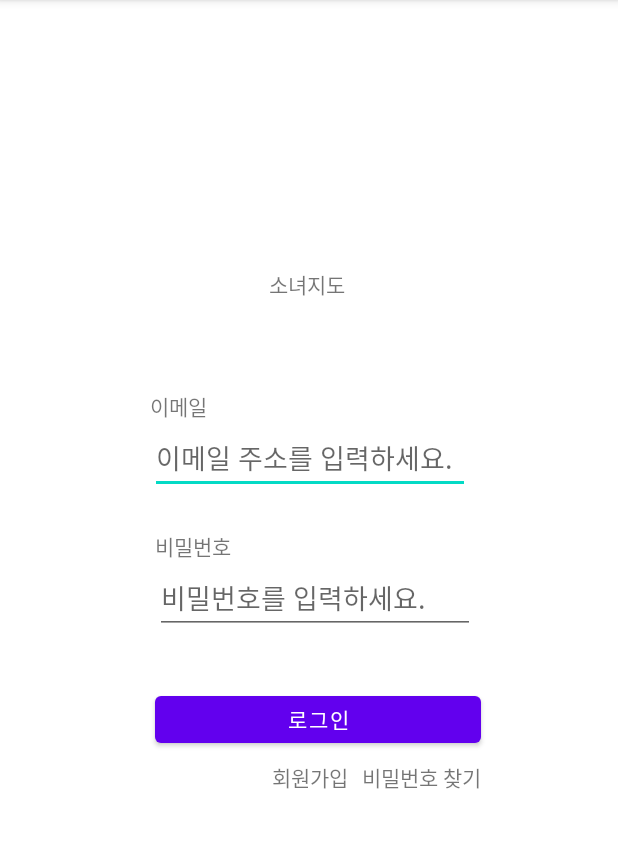
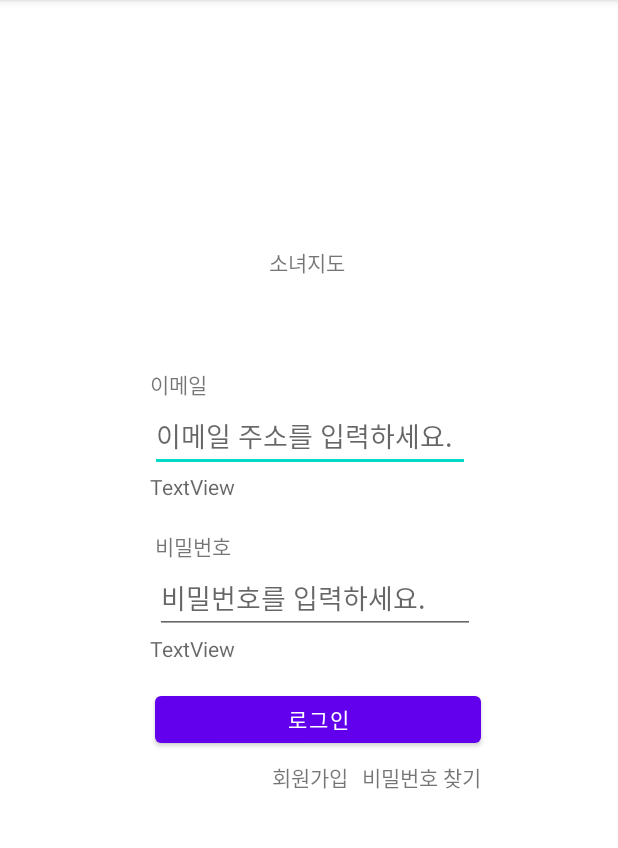
Before and after one commit to Hyobeen-Park/MapForGirls, an Android app: the screen it shows after launch (LoginActivity), after a tap on "로그인", on a phone screen of 412 x 824 dp, the part 84-932 px from its top. Run offline under Robolectric (Android 15) with nearby library versions, the phone set to English and light mode, and no system bars; our stand-ins replace Firebase (no records; nobody signed in at launch, a user with empty details on screens opened directly).

Commit message:
update login_activity

```diff
--- a/app/src/main/java/com/example/mapforgirls/LoginActivity.kt
+++ b/app/src/main/java/com/example/mapforgirls/LoginActivity.kt
@@ -10,6 +10,8 @@ import androidx.appcompat.app.AppCompatActivity
 import com.google.firebase.auth.FirebaseAuth
 import com.google.firebase.auth.FirebaseUser
 import kotlinx.android.synthetic.main.activity_login.*
+import java.util.regex.Matcher
+import java.util.regex.Pattern
 
 class LoginActivity : AppCompatActivity() {
     var auth : FirebaseAuth? = null
@@ -21,12 +23,14 @@ class LoginActivity : AppCompatActivity() {
 
         val login_btn = findViewById<Button>(R.id.login_btn)
         val login_email_et = findViewById<EditText>(R.id.login_email_et)
+        val login_email_warn = findViewById<TextView>(R.id.login_email_warn)
+        val login_pw_warn = findViewById<TextView>(R.id.login_pw_warn)
         val login_pw_et = findViewById<EditText>(R.id.login_pw_et)
         val login_signup_tvb = findViewById<TextView>(R.id.login_signup_tvb)
         val login_pw_tvb = findViewById<TextView>(R.id.login_pw_tvb)
 
         login_btn.setOnClickListener{
-            signinAndSignup()
+            signinEmail()
         }
 
         login_signup_tvb.setOnClickListener {
@@ -34,38 +38,46 @@ class LoginActivity : AppCompatActivity() {
             startActivity(intent)
         }
     }
-    fun signinAndSignup(){
-        auth?.createUserWithEmailAndPassword(login_email_et.text.toString(),login_pw_et.text.toString())
-            ?.addOnCompleteListener{
-                task ->
-                    if(task.isSuccessful){
-                        // 계정(아이디) 생성 성공
-                        moveMainPage(task.result.user)
-                    }else if(!task.exception?.message.isNullOrEmpty()){
-                        // 로그인 에러가 났을 경우
+
+    fun signinEmail(){  // 로그인하는 함수
+        // 아이디와 비밀번호가 채워지지 않은 경우
+        if(login_email_et.text.toString() == null || login_pw_et.text.toString() == null || login_email_et.text.toString().isEmpty() || login_pw_et.text.toString().isEmpty()) {
+            Toast.makeText(this, "아이디와 비밀번호를 채워주세요.", Toast.LENGTH_LONG).show()
+        } else if(!isEmail(login_email_et.text.toString())){  // 아이디가 이메일 형식이 아닐 경우
+            Toast.makeText(this,"이메일 형식으로 입력해주세요.", Toast.LENGTH_LONG).show()
+        } else {
+            auth?.signInWithEmailAndPassword(
+                login_email_et.text.toString(),
+                login_pw_et.text.toString()
+            )?.addOnCompleteListener { task ->
+                if (task.isSuccessful) {
+                    // 아이디와 패스워드가 맞았을 경우, 로그인
+                    moveMainPage(task.result.user)
+                } else {  // 아이디와 패스워드가 틀렸을 경우
+                    if (task.exception?.message.equals("The password is invalid or the user does not have a password.")) {  // 비밀번호가 틀렸을 경우
+                        Toast.makeText(this, "비밀번호가 일치하지 않습니다.", Toast.LENGTH_LONG).show()
+                    } else if (task.exception?.message.equals("There is no user record corresponding to this identifier. The user may have been deleted.")) {  // 존재하지 않는 계정일 경우
+                        Toast.makeText(this, "계정이 존재하지 않습니다.", Toast.LENGTH_LONG).show()
+                    } else {  // 로그인 오류
                         Toast.makeText(this, task.exception?.message, Toast.LENGTH_LONG).show()
-                    }else{
-                        // 계정이 있을 경우 로그인 화면으로 나가기
-                        signinEmail()
                     }
+                }
             }
         }
-    fun signinEmail(){
-        auth?.signInWithEmailAndPassword(login_email_et.text.toString(),login_pw_et.text.toString())
-            ?.addOnCompleteListener{
-                    task ->
-                if(task.isSuccessful){
-                    // 아이디와 패스워드가 맞았을 경우, 로그인
-                    moveMainPage(task.result.user)
-                }else{
-                    // 아이디와 패스워드가 틀렸을 경우
-                    Toast.makeText(this, task.exception?.message, Toast.LENGTH_LONG).show()
-                }
-            }
     }
-    fun moveMainPage(user: FirebaseUser?){
+    fun moveMainPage(user: FirebaseUser?){  // 메인 페이지로 이동하는 함수
         if(user != null){
             startActivity(Intent(this, MainActivity::class.java))
         }
     }
+    fun isEmail(email: String?): Boolean {  // 아이디가 이메일 형식이 맞는지 확인하는 함수
+        var returnValue = false
+        val regex = "^[_a-zA-Z0-9-\\.]+@[\\.a-zA-Z0-9-]+\\.[a-zA-Z]+$"
+        val p: Pattern = Pattern.compile(regex)
+        val m: Matcher = p.matcher(email)
+        if (m.matches()) {
+            returnValue = true
+        }
+        return returnValue
+    }
 }
--- a/app/src/main/res/layout/activity_login.xml
+++ b/app/src/main/res/layout/activity_login.xml
@@ -11,11 +11,10 @@
         android:layout_width="wrap_content"
         android:layout_height="wrap_content"
         android:layout_marginStart="100dp"
-        android:layout_marginBottom="24dp"
         android:ems="10"
         android:hint="이메일 주소를 입력하세요."
         android:inputType="textPersonName"
-        app:layout_constraintBottom_toTopOf="@+id/login_pw_tv"
+        app:layout_constraintBottom_toTopOf="@+id/login_email_warn"
         app:layout_constraintStart_toStartOf="parent" />
 
     <TextView
@@ -42,11 +41,10 @@
         android:layout_width="wrap_content"
         android:layout_height="wrap_content"
         android:layout_marginStart="103dp"
-        android:layout_marginBottom="35dp"
         android:ems="10"
         android:hint="비밀번호를 입력하세요."
-        android:inputType="textPersonName"
-        app:layout_constraintBottom_toTopOf="@+id/login_btn"
+        android:inputType="textPassword"
+        app:layout_constraintBottom_toTopOf="@+id/login_pw_warn"
         app:layout_constraintStart_toStartOf="parent" />
 
     <Button
@@ -90,4 +88,24 @@
         app:layout_constraintBottom_toBottomOf="parent"
         app:layout_constraintEnd_toEndOf="parent" />
 
+    <TextView
+        android:id="@+id/login_email_warn"
+        android:layout_width="wrap_content"
+        android:layout_height="wrap_content"
+        android:layout_marginStart="100dp"
+        android:layout_marginBottom="19dp"
+        android:hint="TextView"
+        app:layout_constraintBottom_toTopOf="@+id/login_pw_tv"
+        app:layout_constraintStart_toStartOf="parent" />
+
+    <TextView
+        android:id="@+id/login_pw_warn"
+        android:layout_width="wrap_content"
+        android:layout_height="wrap_content"
+        android:layout_marginStart="100dp"
+        android:layout_marginBottom="16dp"
+        android:hint="TextView"
+        app:layout_constraintBottom_toTopOf="@+id/login_btn"
+        app:layout_constraintStart_toStartOf="parent" />
+
 </androidx.constraintlayout.widget.ConstraintLayout>
```
